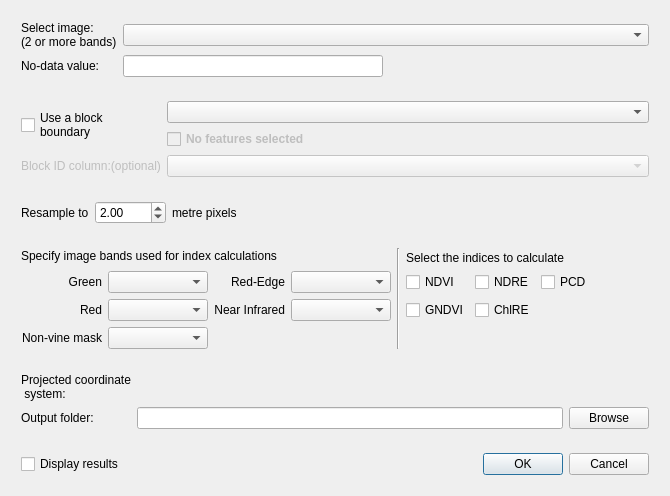
Above: pat/gui/calcImageIndices_dialog_base.ui from CSIRO-Precision-Agriculture/PAT_QGIS_Plugin before the change. Below: the same form after it.
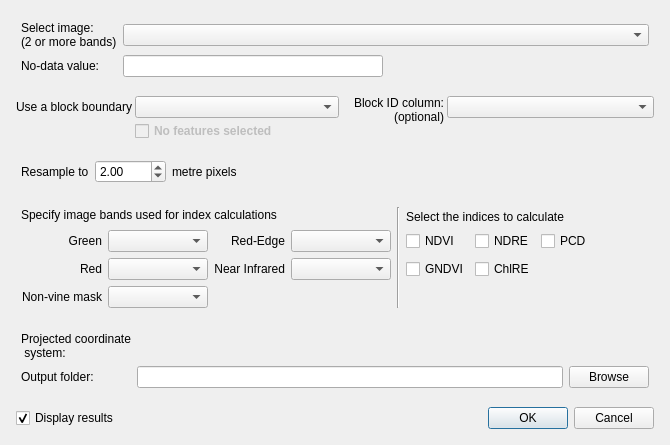
That is the form after the change. Custom widgets are drawn as their Qt base class.

Commit message: fix layer.source() which includes layer name Minor improvements or bug fixes

What changed in the file:
```diff
--- a/pat/gui/calcImageIndices_dialog_base.ui
+++ b/pat/gui/calcImageIndices_dialog_base.ui
@@ -10,7 +10,7 @@
     <x>0</x>
     <y>0</y>
     <width>651</width>
-    <height>478</height>
+    <height>480</height>
    </rect>
   </property>
   <property name="sizePolicy">
@@ -80,6 +80,57 @@
       <property name="bottomMargin">
        <number>1</number>
       </property>
+      <item row="6" column="0">
+       <layout class="QGridLayout" name="gridLayout_6">
+        <property name="leftMargin">
+         <number>4</number>
+        </property>
+        <property name="topMargin">
+         <number>4</number>
+        </property>
+        <property name="rightMargin">
+         <number>4</number>
+        </property>
+        <property name="bottomMargin">
+         <number>4</number>
+        </property>
+        <property name="spacing">
+         <number>3</number>
+        </property>
+        <item row="0" column="0">
+         <widget class="QCheckBox" name="chkAddToDisplay">
+          <property name="sizePolicy">
+           <sizepolicy hsizetype="Fixed" vsizetype="MinimumExpanding">
+            <horstretch>0</horstretch>
+            <verstretch>0</verstretch>
+           </sizepolicy>
+          </property>
+          <property name="text">
+           <string>Display results</string>
+          </property>
+          <property name="checked">
+           <bool>true</bool>
+          </property>
+         </widget>
+        </item>
+        <item row="0" column="1">
+         <widget class="QDialogButtonBox" name="buttonBox">
+          <property name="sizePolicy">
+           <sizepolicy hsizetype="Preferred" vsizetype="MinimumExpanding">
+            <horstretch>0</horstretch>
+            <verstretch>0</verstretch>
+           </sizepolicy>
+          </property>
+          <property name="orientation">
+           <enum>Qt::Horizontal</enum>
+          </property>
+          <property name="standardButtons">
+           <set>QDialogButtonBox::Cancel|QDialogButtonBox::Ok</set>
+          </property>
+         </widget>
+        </item>
+       </layout>
+      </item>
       <item row="0" column="0">
        <widget class="QFrame" name="fraImage">
         <property name="frameShape">
@@ -183,118 +234,7 @@
         <zorder>lneNoDataVal</zorder>
        </widget>
       </item>
-      <item row="1" column="0">
-       <widget class="QFrame" name="fraPoly">
-        <layout class="QGridLayout" name="gridLayout">
-         <item row="0" column="0" rowspan="2">
-          <widget class="QCheckBox" name="chkUsePoly">
-           <property name="sizePolicy">
-            <sizepolicy hsizetype="Minimum" vsizetype="Preferred">
-             <horstretch>0</horstretch>
-             <verstretch>0</verstretch>
-            </sizepolicy>
-           </property>
-           <property name="text">
-            <string>Use a block
-boundary</string>
-           </property>
-          </widget>
-         </item>
-         <item row="0" column="1" colspan="2">
-          <widget class="QgsMapLayerComboBox" name="mcboPolygonLayer">
-           <property name="sizePolicy">
-            <sizepolicy hsizetype="MinimumExpanding" vsizetype="Fixed">
-             <horstretch>0</horstretch>
-             <verstretch>0</verstretch>
-            </sizepolicy>
-           </property>
-           <property name="minimumSize">
-            <size>
-             <width>300</width>
-             <height>20</height>
-            </size>
-           </property>
-           <property name="allowEmptyLayer">
-            <bool>true</bool>
-           </property>
-          </widget>
-         </item>
-         <item row="1" column="1">
-          <widget class="QCheckBox" name="chkUseSelected">
-           <property name="enabled">
-            <bool>false</bool>
-           </property>
-           <property name="sizePolicy">
-            <sizepolicy hsizetype="Fixed" vsizetype="Fixed">
-             <horstretch>0</horstretch>
-             <verstretch>0</verstretch>
-            </sizepolicy>
-           </property>
-           <property name="minimumSize">
-            <size>
-             <width>0</width>
-             <height>0</height>
-            </size>
-           </property>
-           <property name="font">
-            <font>
-             <weight>75</weight>
-             <bold>true</bold>
-            </font>
-           </property>
-           <property name="layoutDirection">
-            <enum>Qt::LeftToRight</enum>
-           </property>
-           <property name="text">
-            <string>No features selected</string>
-           </property>
-          </widget>
-         </item>
-         <item row="2" column="0">
-          <widget class="QLabel" name="lblGroupByField">
-           <property name="enabled">
-            <bool>false</bool>
-           </property>
-           <property name="sizePolicy">
-            <sizepolicy hsizetype="Fixed" vsizetype="Preferred">
-             <horstretch>0</horstretch>
-             <verstretch>0</verstretch>
-            </sizepolicy>
-           </property>
-           <property name="text">
-            <string>Block ID column:(optional)</string>
-           </property>
-           <property name="wordWrap">
-            <bool>true</bool>
-           </property>
-          </widget>
-         </item>
-         <item row="2" column="1" colspan="2">
-          <widget class="QgsFieldComboBox" name="mFieldComboBox">
-           <property name="enabled">
-            <bool>false</bool>
-           </property>
-           <property name="sizePolicy">
-            <sizepolicy hsizetype="MinimumExpanding" vsizetype="Fixed">
-             <horstretch>0</horstretch>
-             <verstretch>0</verstretch>
-            </sizepolicy>
-           </property>
-           <property name="minimumSize">
-            <size>
-             <width>200</width>
-             <height>20</height>
-            </size>
-           </property>
-           <property name="allowEmptyFieldName">
-            <bool>true</bool>
-           </property>
-          </widget>
-         </item>
-        </layout>
-       </widget>
-      </item>
-      <item row="2" column="0">
+      <item row="3" column="0">
        <widget class="QFrame" name="fraPixel">
         <layout class="QGridLayout" name="gridLayout_5">
          <property name="leftMargin">
@@ -373,7 +313,145 @@
         </layout>
        </widget>
       </item>
-      <item row="3" column="0">
+      <item row="2" column="0">
+       <widget class="QFrame" name="fraPoly">
+        <layout class="QFormLayout" name="formLayout_2">
+         <property name="horizontalSpacing">
+          <number>3</number>
+         </property>
+         <property name="verticalSpacing">
+          <number>3</number>
+         </property>
+         <property name="leftMargin">
+          <number>4</number>
+         </property>
+         <property name="topMargin">
+          <number>4</number>
+         </property>
+         <property name="rightMargin">
+          <number>4</number>
+         </property>
+         <property name="bottomMargin">
+          <number>4</number>
+         </property>
+         <item row="0" column="0" colspan="2">
+          <layout class="QGridLayout" name="gridLayout_8">
+           <property name="spacing">
+            <number>3</number>
+           </property>
+           <item row="0" column="1" colspan="2">
+            <widget class="QgsMapLayerComboBox" name="mcboPolygonLayer">
+             <property name="sizePolicy">
+              <sizepolicy hsizetype="Preferred" vsizetype="Preferred">
+               <horstretch>0</horstretch>
+               <verstretch>0</verstretch>
+              </sizepolicy>
+             </property>
+             <property name="minimumSize">
+              <size>
+               <width>200</width>
+               <height>20</height>
+              </size>
+             </property>
+             <property name="allowEmptyLayer" stdset="0">
+              <bool>true</bool>
+             </property>
+            </widget>
+           </item>
+           <item row="0" column="0">
+            <widget class="QLabel" name="lblBlockBndPly">
+             <property name="sizePolicy">
+              <sizepolicy hsizetype="Fixed" vsizetype="Preferred">
+               <horstretch>0</horstretch>
+               <verstretch>0</verstretch>
+              </sizepolicy>
+             </property>
+             <property name="text">
+              <string>Use a block boundary</string>
+             </property>
+            </widget>
+           </item>
+           <item row="0" column="3" rowspan="2">
+            <widget class="QLabel" name="lblGroupByField">
+             <property name="enabled">
+              <bool>true</bool>
+             </property>
+             <property name="sizePolicy">
+              <sizepolicy hsizetype="Preferred" vsizetype="Preferred">
+               <horstretch>0</horstretch>
+               <verstretch>0</verstretch>
+              </sizepolicy>
+             </property>
+             <property name="text">
+              <string>&lt;html&gt;&lt;head/&gt;&lt;body&gt;&lt;p&gt;    Block ID column:(optional)&lt;/p&gt;&lt;/body&gt;&lt;/html&gt;</string>
+             </property>
+             <property name="alignment">
+              <set>Qt::AlignRight|Qt::AlignTop|Qt::AlignTrailing</set>
+             </property>
+             <property name="wordWrap">
+              <bool>true</bool>
+             </property>
+            </widget>
+           </item>
+           <item row="0" column="4" colspan="2">
+            <widget class="QgsFieldComboBox" name="mFieldComboBox">
+             <property name="enabled">
+              <bool>true</bool>
+             </property>
+             <property name="sizePolicy">
+              <sizepolicy hsizetype="MinimumExpanding" vsizetype="Minimum">
+               <horstretch>0</horstretch>
+               <verstretch>0</verstretch>
+              </sizepolicy>
+             </property>
+             <property name="minimumSize">
+              <size>
+               <width>0</width>
+               <height>20</height>
+              </size>
+             </property>
+             <property name="allowEmptyFieldName" stdset="0">
+              <bool>true</bool>
+             </property>
+            </widget>
+           </item>
+           <item row="1" column="1" colspan="2">
+            <widget class="QCheckBox" name="chkUseSelected">
+             <property name="enabled">
+              <bool>false</bool>
+             </property>
+             <property name="sizePolicy">
+              <sizepolicy hsizetype="Preferred" vsizetype="Fixed">
+               <horstretch>0</horstretch>
+               <verstretch>0</verstretch>
+              </sizepolicy>
+             </property>
+             <property name="minimumSize">
+              <size>
+               <width>0</width>
+               <height>0</height>
+              </size>
+             </property>
+             <property name="font">
+              <font>
+               <weight>75</weight>
+               <bold>true</bold>
+              </font>
+             </property>
+             <property name="layoutDirection">
+              <enum>Qt::LeftToRight</enum>
+             </property>
+             <property name="text">
+              <string>No features selected</string>
+             </property>
+            </widget>
+           </item>
+          </layout>
+         </item>
+        </layout>
+       </widget>
+      </item>
+      <item row="4" column="0">
        <widget class="QFrame" name="fraIndices">
         <property name="sizePolicy">
          <sizepolicy hsizetype="Preferred" vsizetype="Preferred">
@@ -776,7 +854,7 @@
         </layout>
        </widget>
       </item>
-      <item row="4" column="0">
+      <item row="5" column="0">
        <widget class="QFrame" name="fraOutputs">
         <layout class="QGridLayout" name="gridLayout_4">
          <item row="1" column="3">
@@ -853,51 +931,6 @@
         </layout>
        </widget>
       </item>
-      <item row="5" column="0">
-       <layout class="QGridLayout" name="gridLayout_6">
-        <property name="leftMargin">
-         <number>9</number>
-        </property>
-        <property name="topMargin">
-         <number>9</number>
-        </property>
-        <property name="rightMargin">
-         <number>9</number>
-        </property>
-        <property name="bottomMargin">
-         <number>9</number>
-        </property>
-        <item row="0" column="0">
-         <widget class="QCheckBox" name="chkAddToDisplay">
-          <property name="sizePolicy">
-           <sizepolicy hsizetype="Fixed" vsizetype="MinimumExpanding">
-            <horstretch>0</horstretch>
-            <verstretch>0</verstretch>
-           </sizepolicy>
-          </property>
-          <property name="text">
-           <string>Display results</string>
-          </property>
-         </widget>
-        </item>
-        <item row="0" column="1">
-         <widget class="QDialogButtonBox" name="buttonBox">
-          <property name="sizePolicy">
-           <sizepolicy hsizetype="Preferred" vsizetype="MinimumExpanding">
-            <horstretch>0</horstretch>
-            <verstretch>0</verstretch>
-           </sizepolicy>
-          </property>
-          <property name="orientation">
-           <enum>Qt::Horizontal</enum>
-          </property>
-          <property name="standardButtons">
-           <set>QDialogButtonBox::Cancel|QDialogButtonBox::Ok</set>
-          </property>
-         </widget>
-        </item>
-       </layout>
-      </item>
      </layout>
      <zorder>fraImage</zorder>
      <zorder>fraOutputs</zorder>
```
Left out of the diff: 4 changed lines with no effect on the pictures. The commit also changes 17 other files.
